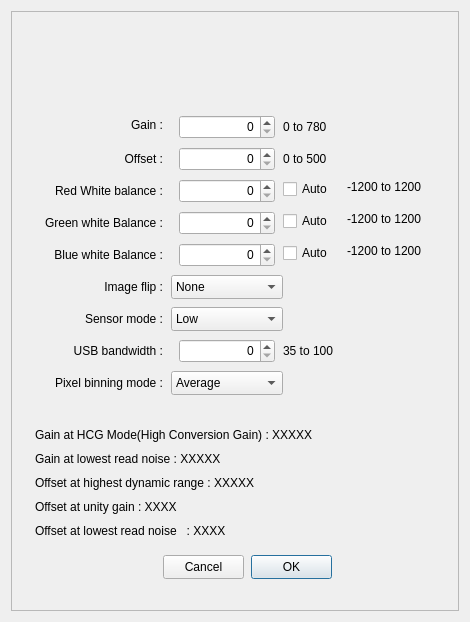
The window that PlayerOneCamera.ui (rpineau/PlayerOne) describes before a commit, drawn with Qt 5.
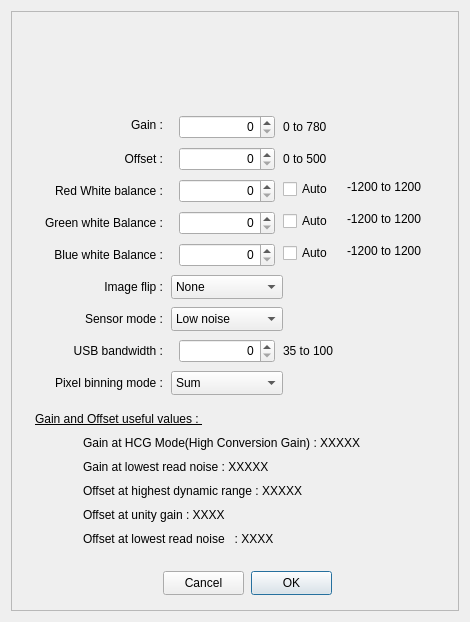
The same window after the commit. Icons and pictures are not drawn. Custom widgets are drawn as their Qt base class.

Commit message: Added code for the settings dialog. Not finished yet.

The edit to the form file:
```diff
--- a/PlayerOneCamera.ui
+++ b/PlayerOneCamera.ui
@@ -170,7 +170,7 @@
       <property name="geometry">
        <rect>
         <x>240</x>
-        <y>544</y>
+        <y>560</y>
         <width>81</width>
         <height>24</height>
        </rect>
@@ -183,7 +183,7 @@
       <property name="geometry">
        <rect>
         <x>152</x>
-        <y>544</y>
+        <y>560</y>
         <width>81</width>
         <height>24</height>
        </rect>
@@ -203,17 +203,7 @@
       </property>
       <item>
        <property name="text">
-        <string>Low</string>
-       </property>
-      </item>
-      <item>
-       <property name="text">
-        <string>Medium</string>
-       </property>
-      </item>
-      <item>
-       <property name="text">
-        <string>High</string>
+        <string>Low noise</string>
        </property>
       </item>
      </widget>
@@ -249,7 +239,7 @@
      <widget class="QLabel" name="label_logo">
       <property name="geometry">
        <rect>
-        <x>96</x>
+        <x>123</x>
         <y>8</y>
         <width>200</width>
         <height>78</height>
@@ -362,11 +352,6 @@
         <height>24</height>
        </rect>
       </property>
-      <item>
-       <property name="text">
-        <string>Average</string>
-       </property>
-      </item>
       <item>
        <property name="text">
         <string>Sum</string>
@@ -418,9 +403,9 @@
      <widget class="QLabel" name="offsetHDR">
       <property name="geometry">
        <rect>
-        <x>24</x>
-        <y>464</y>
-        <width>256</width>
+        <x>72</x>
+        <y>472</y>
+        <width>320</width>
         <height>16</height>
        </rect>
       </property>
@@ -473,9 +458,9 @@
      <widget class="QLabel" name="offsetUnity">
       <property name="geometry">
        <rect>
-        <x>24</x>
-        <y>488</y>
-        <width>256</width>
+        <x>72</x>
+        <y>496</y>
+        <width>320</width>
         <height>16</height>
        </rect>
       </property>
@@ -486,9 +471,9 @@
      <widget class="QLabel" name="gainLowestReadNoice">
       <property name="geometry">
        <rect>
-        <x>24</x>
-        <y>440</y>
-        <width>304</width>
+        <x>72</x>
+        <y>448</y>
+        <width>320</width>
         <height>16</height>
        </rect>
       </property>
@@ -499,9 +484,9 @@
      <widget class="QLabel" name="offsetLowestReadNoice">
       <property name="geometry">
        <rect>
-        <x>24</x>
-        <y>512</y>
-        <width>256</width>
+        <x>72</x>
+        <y>520</y>
+        <width>320</width>
         <height>16</height>
        </rect>
       </property>
@@ -512,9 +497,9 @@
      <widget class="QLabel" name="HCG_value">
       <property name="geometry">
        <rect>
-        <x>24</x>
-        <y>416</y>
-        <width>312</width>
+        <x>72</x>
+        <y>424</y>
+        <width>320</width>
         <height>16</height>
        </rect>
       </property>
@@ -561,6 +546,24 @@
        <string>-1200 to 1200</string>
       </property>
      </widget>
+     <widget class="QLabel" name="label">
+      <property name="geometry">
+       <rect>
+        <x>24</x>
+        <y>400</y>
+        <width>192</width>
+        <height>16</height>
+       </rect>
+      </property>
+      <property name="font">
+       <font>
+        <underline>true</underline>
+       </font>
+      </property>
+      <property name="text">
+       <string>Gain and Offset useful values : </string>
+      </property>
+     </widget>
     </widget>
    </item>
   </layout>
```
Left out of the diff: 21 changed lines with no effect on the pictures. The commit also changes 4 other files.
